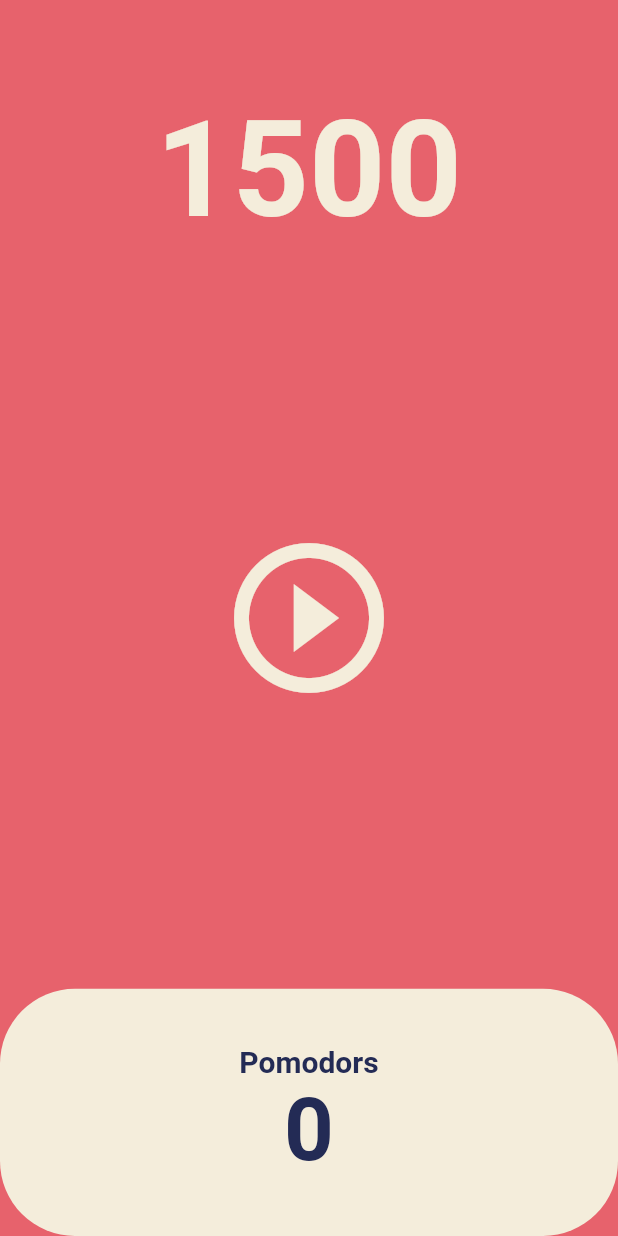
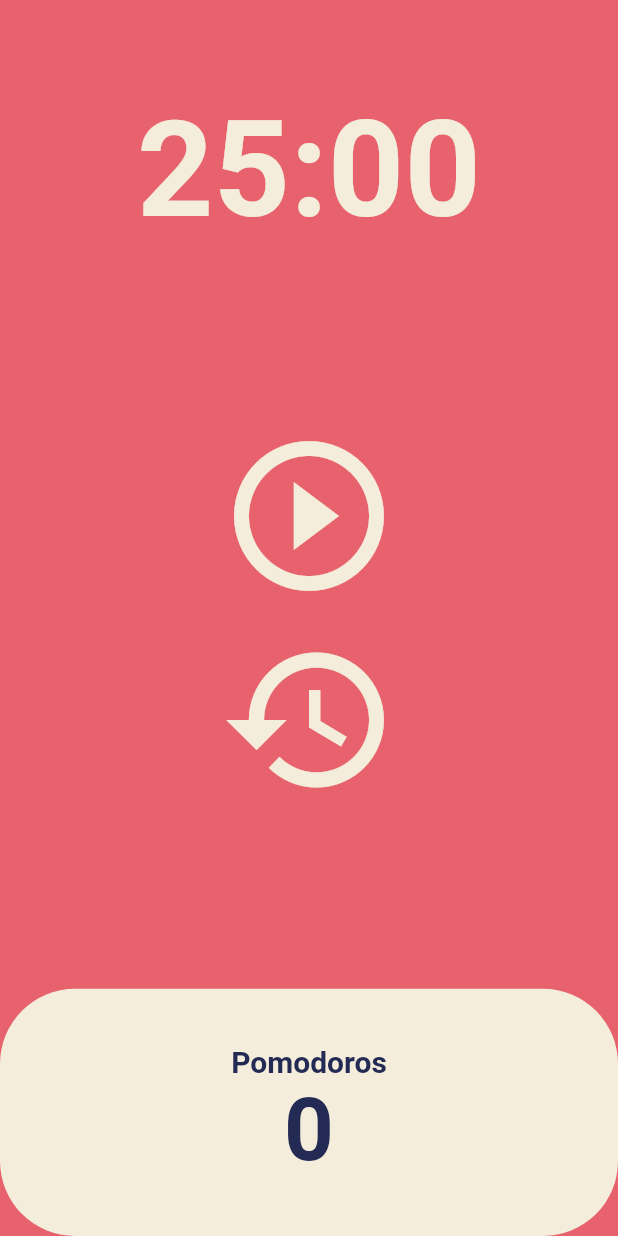
Before and after one commit to hg-ian-choi/flutter-example, a Flutter app: the screen it shows after launch, on a phone screen of 412 x 824 dp. Run offline on Flutter 3.47's test engine with Material 2 defaults, Android fonts, the phone set to English and light mode, and no system bars.

Commit message:
nmc: add "pause" & "restore" function

```diff
--- a/nmc/lib/widgets/homt_screen.dart
+++ b/nmc/lib/widgets/homt_screen.dart
@@ -11,16 +11,50 @@ class HomeScreen extends StatefulWidget {
 
 class _HomeScreenState extends State<HomeScreen> {
   int totalSeconds = 1500;
+  bool isRunning = false;
+  int totalPomodoros = 0;
   late Timer timer;
 
   void onTick(Timer timer_) {
+    if (totalSeconds == 0) {
+      setState(() {
+        totalPomodoros = totalPomodoros + 1;
+        isRunning = false;
+        totalSeconds = 1500;
+      });
+      timer.cancel();
+    } else {
       setState(() {
         totalSeconds = totalSeconds - 1;
       });
     }
+  }
 
   void onStartPressed() {
     timer = Timer.periodic(const Duration(seconds: 1), onTick);
+    setState(() {
+      isRunning = true;
+    });
+  }
+
+  void onPausePressed() {
+    timer.cancel();
+    setState(() {
+      isRunning = false;
+    });
+  }
+
+  void onRestorePressed() {
+    timer.cancel();
+    setState(() {
+      totalSeconds = 1500;
+      isRunning = false;
+    });
+  }
+
+  String format(int seconds_) {
+    var duration = Duration(seconds: seconds_);
+    return duration.toString().split(".").first.substring(2, 7);
   }
 
   @override
@@ -34,7 +68,7 @@ class _HomeScreenState extends State<HomeScreen> {
             child: Container(
               alignment: Alignment.bottomCenter,
               child: Text(
-                '$totalSeconds',
+                format(totalSeconds),
                 style: TextStyle(
                   color: Theme.of(context).cardColor,
                   fontSize: 89,
@@ -45,15 +79,30 @@ class _HomeScreenState extends State<HomeScreen> {
           ),
           Flexible(
             flex: 3,
-            child: Center(
+            child: Column(
+              mainAxisAlignment: MainAxisAlignment.center,
+              children: [
+                Center(
                   child: IconButton(
-                onPressed: onStartPressed,
+                    onPressed: isRunning ? onPausePressed : onStartPressed,
                     color: Theme.of(context).cardColor,
                     iconSize: 120,
-                icon: const Icon(
-                  Icons.play_circle_outline,
+                    icon: Icon(
+                      isRunning
+                          ? Icons.pause_circle_outline
+                          : Icons.play_circle_outline,
                     ),
                   ),
+                ),
+                Center(
+                  child: IconButton(
+                    onPressed: onRestorePressed,
+                    color: Theme.of(context).cardColor,
+                    iconSize: 120,
+                    icon: const Icon(Icons.restore_outlined),
+                  ),
+                ),
+              ],
             ),
           ),
           Flexible(
@@ -70,7 +119,7 @@ class _HomeScreenState extends State<HomeScreen> {
                       mainAxisAlignment: MainAxisAlignment.center,
                       children: [
                         Text(
-                          'Pomodors',
+                          'Pomodoros',
                           style: TextStyle(
                             fontSize: 20,
                             fontWeight: FontWeight.w600,
@@ -79,7 +128,7 @@ class _HomeScreenState extends State<HomeScreen> {
                           ),
                         ),
                         Text(
-                          '0',
+                          '$totalPomodoros',
                           style: TextStyle(
                             fontSize: 58,
                             fontWeight: FontWeight.w600,
```
Lines whose indentation alone changed are shown as unchanged.
